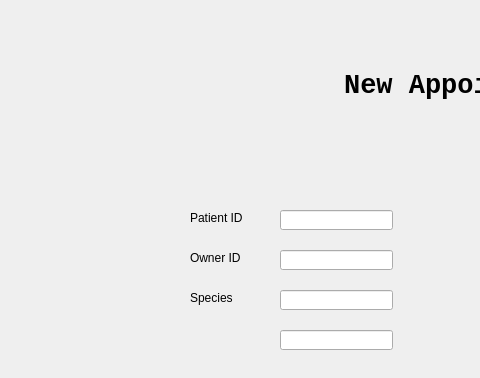
First picture: the form in ApppointmentCreateUI.ui, repository ASNaeem/Simple-VCMS, before the edit; both pictures show x 0 to 480 and y 0 to 378 of the 933 by 615 pixel window.
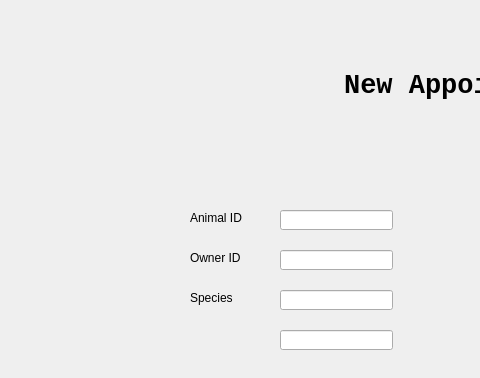
Second picture: the form after the edit.

```diff
--- a/ApppointmentCreateUI.ui
+++ b/ApppointmentCreateUI.ui
@@ -118,7 +118,7 @@
      </rect>
     </property>
     <property name="text">
-     <string>Patient ID</string>
+     <string>Animal ID</string>
     </property>
    </widget>
    <widget class="QLabel" name="label_3">
```
